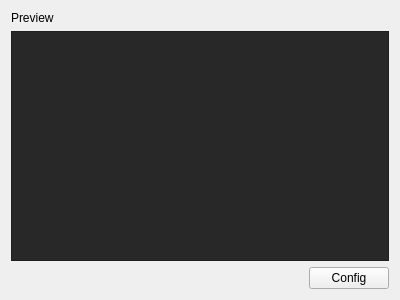
This is Widgets/previewwindow.ui in spoorcc/stereo-vision-client as Qt 5 draws it before an edit. The edited form follows.
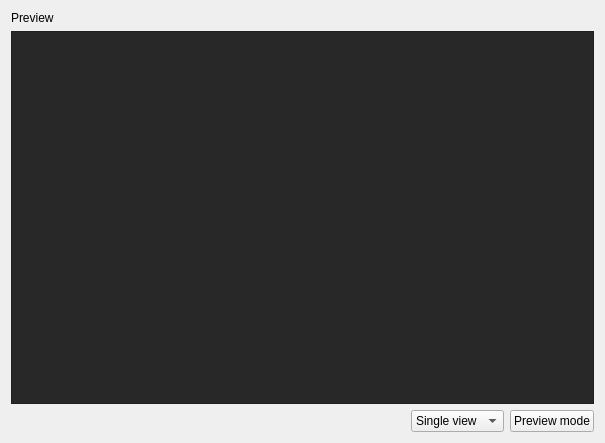
This is the edited form.

Commit message: Added preview setup

```diff
--- a/Widgets/previewwindow.ui
+++ b/Widgets/previewwindow.ui
@@ -6,8 +6,8 @@
    <rect>
     <x>0</x>
     <y>0</y>
-    <width>400</width>
-    <height>300</height>
+    <width>605</width>
+    <height>443</height>
    </rect>
   </property>
   <property name="windowTitle">
@@ -43,10 +43,34 @@
        </property>
       </spacer>
      </item>
+     <item>
+      <widget class="QComboBox" name="modeCB">
+       <item>
+        <property name="text">
+         <string>Single view</string>
+        </property>
+       </item>
+       <item>
+        <property name="text">
+         <string>Dual view</string>
+        </property>
+       </item>
+       <item>
+        <property name="text">
+         <string>Quad view</string>
+        </property>
+       </item>
+       <item>
+        <property name="text">
+         <string>Octo view</string>
+        </property>
+       </item>
+      </widget>
+     </item>
      <item>
       <widget class="QPushButton" name="configPB">
        <property name="text">
-        <string>Config</string>
+        <string>Preview mode</string>
        </property>
       </widget>
      </item>
```
The commit also changes 5 other files.
